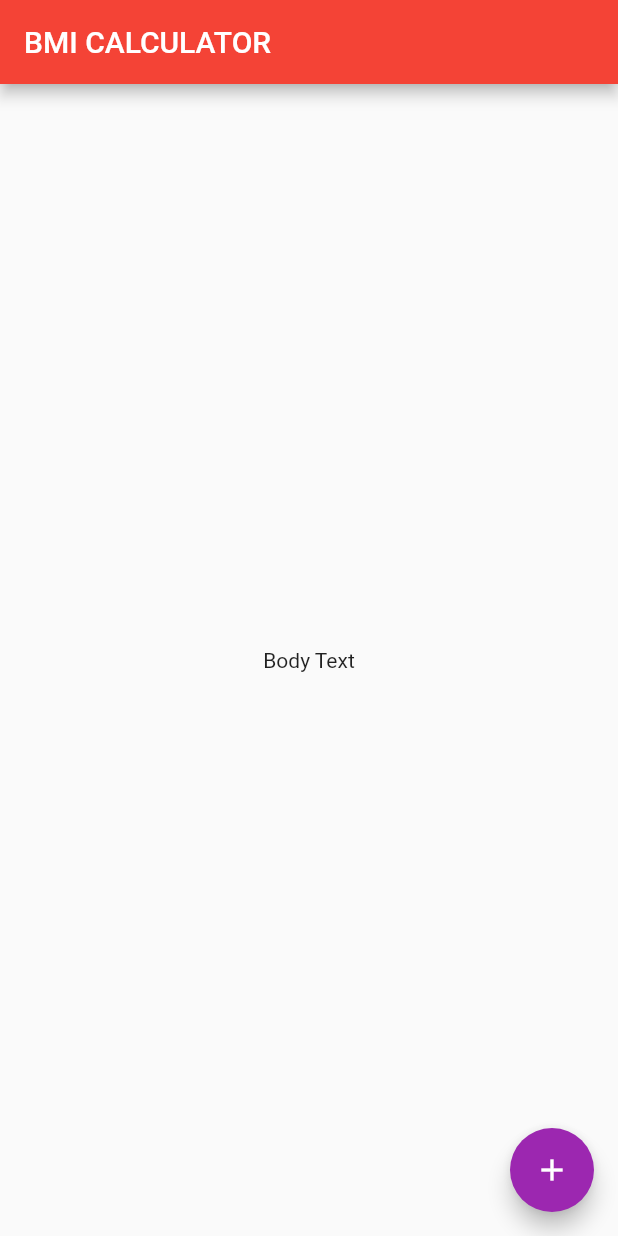
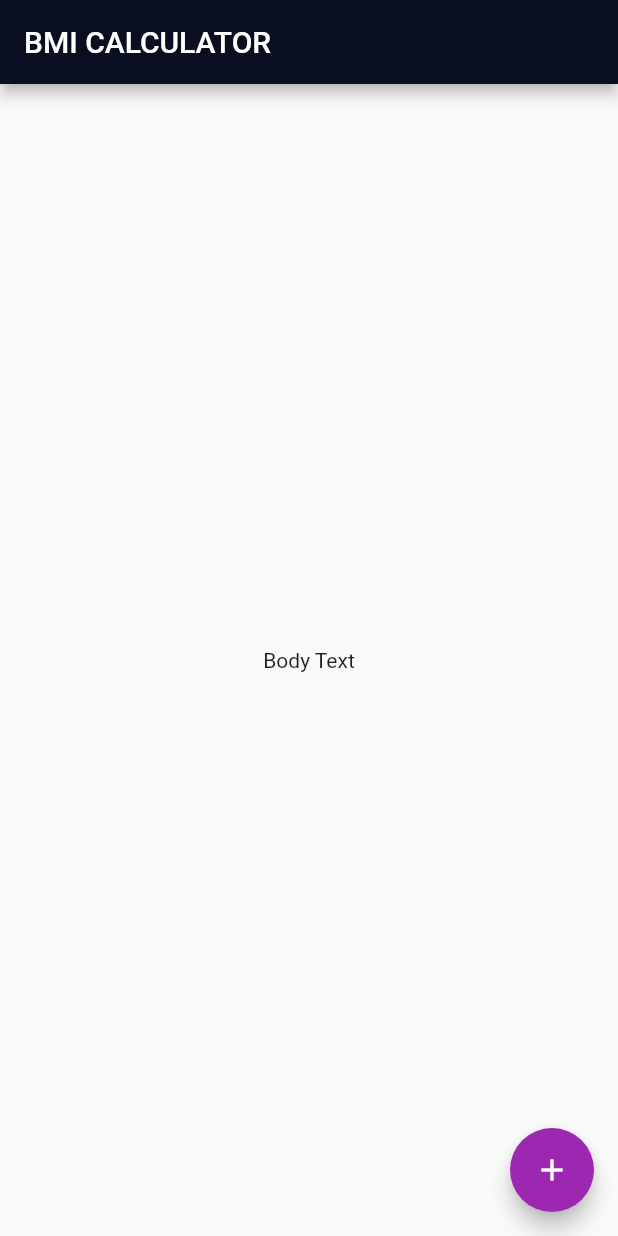
Before and after one commit to n04h/flutter_practice, a Flutter app: the screen it shows after launch, on a phone screen of 412 x 824 dp. Run offline on Flutter 3.47's test engine with Material 2 defaults, Android fonts, the phone set to English and light mode, and no system bars.

Commit message:
✨ ColorをHEXで指定する方法

```diff
--- a/lib/main.dart
+++ b/lib/main.dart
@@ -7,7 +7,7 @@ class BMICalculator extends StatelessWidget {
   Widget build(BuildContext context) {
     return MaterialApp(
       theme: ThemeData(
-        primaryColor: Colors.red,
+        primaryColor: Color(0xFF0A0E21),
         accentColor: Colors.purple,
       ),
       home: InputPage(),
```
